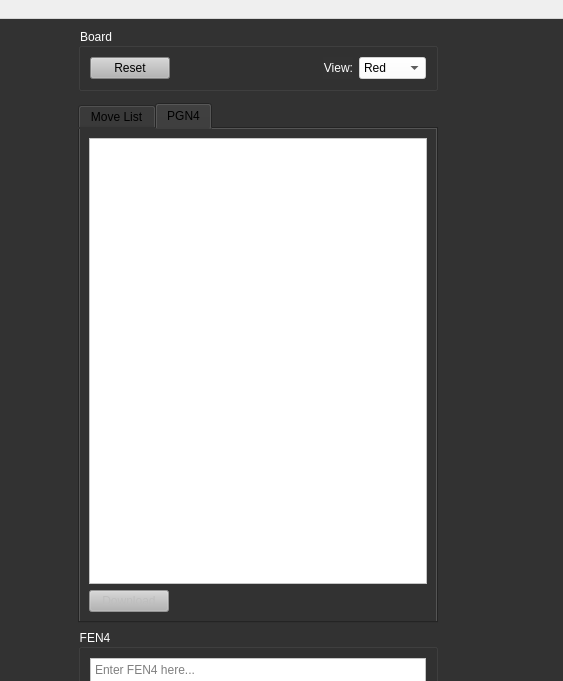
This is ui/mainwindow.ui in GammaDeltaII/4PlayerChess as Qt 5 draws it before an edit; both pictures show x 637 to 1200 and y 0 to 681 of the 1200 by 1000 pixel window. The edited form follows.
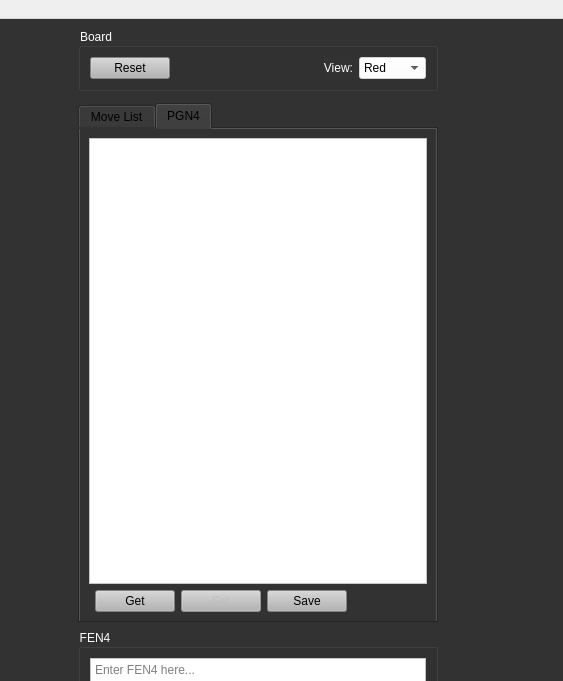
This is the edited form. The open tabs and pages were chosen to show the change.

Commit message: Implemented PGN4 generator with save file option. Added move number to FEN4. Added editable player name labels. Updated move list. (Variations are still bugged.)

```diff
--- a/ui/mainwindow.ui
+++ b/ui/mainwindow.ui
@@ -264,6 +264,9 @@
         <height>500</height>
        </size>
       </property>
+      <property name="focusPolicy">
+       <enum>Qt::NoFocus</enum>
+      </property>
       <property name="currentIndex">
        <number>0</number>
       </property>
@@ -314,12 +317,21 @@
         </item>
         <item row="0" column="0" colspan="4">
          <widget class="QListWidget" name="moveListWidget">
+          <property name="minimumSize">
+           <size>
+            <width>300</width>
+            <height>0</height>
+           </size>
+          </property>
           <property name="font">
            <font>
             <weight>75</weight>
             <bold>true</bold>
            </font>
           </property>
+          <property name="focusPolicy">
+           <enum>Qt::NoFocus</enum>
+          </property>
           <property name="styleSheet">
            <string notr="true">background-color: rgb(255, 255, 255);</string>
           </property>
@@ -341,20 +353,7 @@
         <string>PGN4</string>
        </attribute>
        <layout class="QGridLayout" name="gridLayout_3">
-        <item row="1" column="0">
-         <widget class="QPushButton" name="downloadPgnButton">
-          <property name="enabled">
-           <bool>false</bool>
-          </property>
-          <property name="styleSheet">
-           <string notr="true">background-color: rgb(180, 180, 180);</string>
-          </property>
-          <property name="text">
-           <string>Download</string>
-          </property>
-         </widget>
-        </item>
-        <item row="1" column="1">
+        <item row="1" column="4">
          <spacer name="horizontalSpacer">
           <property name="orientation">
            <enum>Qt::Horizontal</enum>
@@ -367,13 +366,49 @@
           </property>
          </spacer>
         </item>
-        <item row="0" column="0" colspan="2">
+        <item row="0" column="0" colspan="5">
          <widget class="QPlainTextEdit" name="pgnField">
           <property name="styleSheet">
            <string notr="true">background-color: rgb(255, 255, 255);</string>
           </property>
          </widget>
         </item>
+        <item row="1" column="1">
+         <widget class="QPushButton" name="getPgnButton">
+          <property name="styleSheet">
+           <string notr="true">background-color: rgb(180, 180, 180);</string>
+          </property>
+          <property name="text">
+           <string>Get</string>
+          </property>
+         </widget>
+        </item>
+        <item row="1" column="3">
+         <widget class="QPushButton" name="savePgnButton">
+          <property name="enabled">
+           <bool>true</bool>
+          </property>
+          <property name="styleSheet">
+           <string notr="true">background-color: rgb(180, 180, 180);</string>
+          </property>
+          <property name="text">
+           <string>Save</string>
+          </property>
+         </widget>
+        </item>
+        <item row="1" column="2">
+         <widget class="QPushButton" name="setPgnButton">
+          <property name="enabled">
+           <bool>false</bool>
+          </property>
+          <property name="styleSheet">
+           <string notr="true">background-color: rgb(180, 180, 180);</string>
+          </property>
+          <property name="text">
+           <string>Set</string>
+          </property>
+         </widget>
+        </item>
        </layout>
       </widget>
      </widget>
```
The commit also changes 2 other files.
